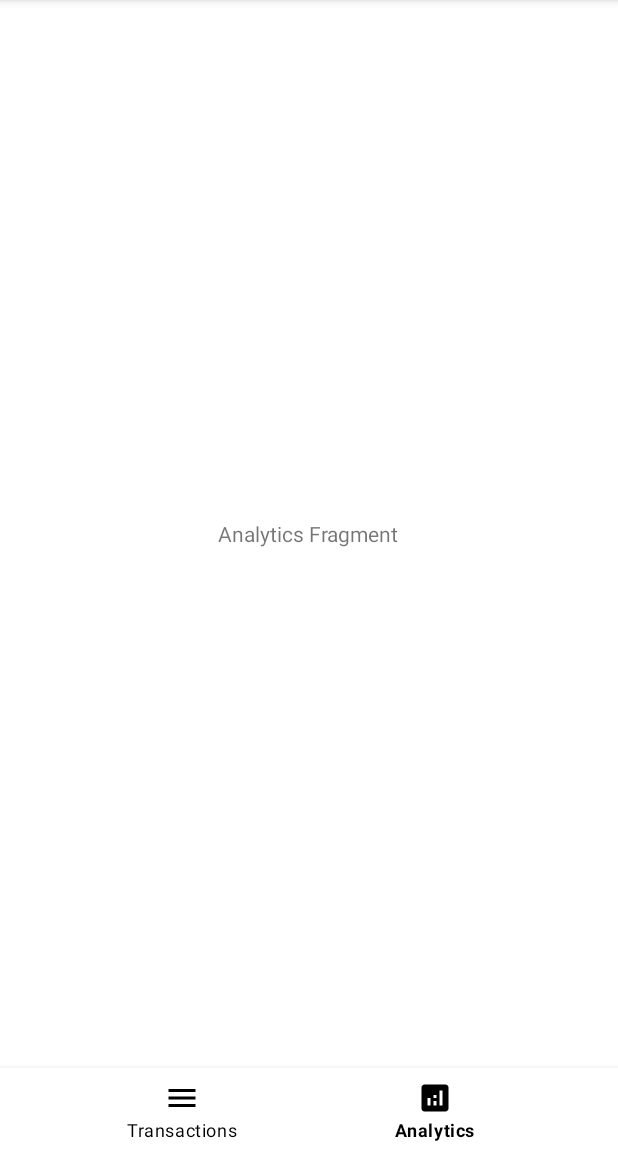
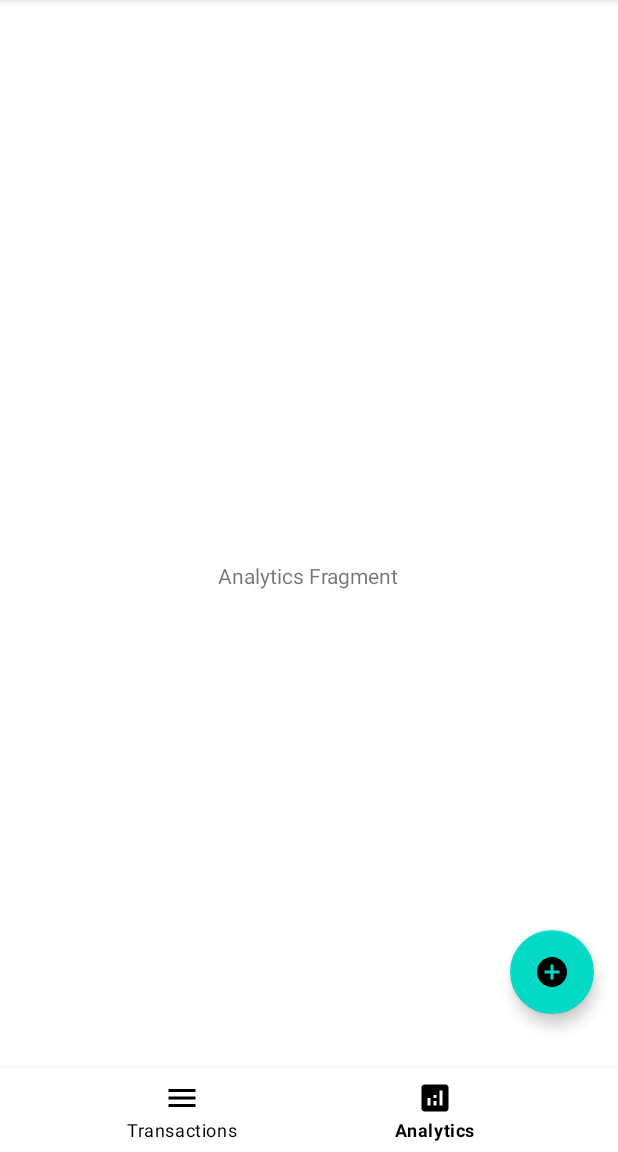
Before and after one commit to ongjx/MobileAppIS461, an Android app: the screen it shows after launch (MainActivity), item 2 of the bottom bar chosen, on a phone screen of 412 x 824 dp, the part 84-1236 px from its top. Run offline under Robolectric (Android 15) with nearby library versions, the phone set to English and light mode, and no system bars; 2 statements that could not run were skipped.

Commit message:
Update layout

```diff
--- a/GitRich/app/src/main/res/layout/activity_main.xml
+++ b/GitRich/app/src/main/res/layout/activity_main.xml
@@ -1,5 +1,5 @@
 <?xml version="1.0" encoding="utf-8"?>
-<RelativeLayout xmlns:android="http://schemas.android.com/apk/res/android"
+<androidx.constraintlayout.widget.ConstraintLayout xmlns:android="http://schemas.android.com/apk/res/android"
     xmlns:app="http://schemas.android.com/apk/res-auto"
     xmlns:tools="http://schemas.android.com/tools"
     android:layout_width="match_parent"
@@ -17,27 +17,41 @@
     <!--        tools:layout="@layout/fragment_receipts_summary"-->
     <!--        tools:layout_editor_absoluteX="-28dp" />-->
 
+    <com.google.android.material.bottomnavigation.BottomNavigationView
+        android:id="@+id/bottom_nav"
+        android:layout_width="match_parent"
+        android:layout_height="wrap_content"
+        android:layout_alignParentBottom="true"
+        android:background="?android:attr/windowBackground"
+        app:itemBackground="@color/design_default_color_on_primary"
+        app:itemIconTint="#000"
+        app:itemTextColor="#000"
+        app:layout_constraintBottom_toBottomOf="parent"
+        app:layout_constraintEnd_toEndOf="parent"
+        app:layout_constraintStart_toStartOf="parent"
+        app:menu="@menu/nav_menu" />
+
+    <com.google.android.material.floatingactionbutton.FloatingActionButton
+        android:id="@+id/floatingActionButton2"
+        android:layout_width="wrap_content"
+        android:layout_height="wrap_content"
+        android:layout_marginEnd="16dp"
+        android:layout_marginBottom="36dp"
+        android:clickable="true"
+        app:layout_constraintBottom_toTopOf="@+id/bottom_nav"
+        app:layout_constraintEnd_toEndOf="parent"
+        app:srcCompat="@drawable/ic_add" />
+
         <FrameLayout
+            android:id="@+id/fl_wrapper"
             android:layout_width="match_parent"
             android:layout_height="match_parent"
-        android:id="@+id/fl_wrapper"
             android:layout_above="@id/bottom_nav"
             >
 
 
         </FrameLayout>
 
-
-    <com.google.android.material.bottomnavigation.BottomNavigationView
-        android:layout_width="match_parent"
-        android:layout_height="wrap_content"
-        android:id="@+id/bottom_nav"
-        android:layout_alignParentBottom="true"
-        android:background="?android:attr/windowBackground"
-        app:itemBackground="@color/design_default_color_on_primary"
-        app:itemIconTint="#000"
-        app:itemTextColor="#000"
-        app:menu="@menu/nav_menu"/>
 
     <!--    <Button-->
     <!--        android:id="@+id/button"-->
@@ -64,6 +78,4 @@
     <!--        app:layout_constraintVertical_bias="0.598" />-->
 
 
-
-
-</RelativeLayout>
+</androidx.constraintlayout.widget.ConstraintLayout>
```
Lines whose indentation alone changed are shown as unchanged.
